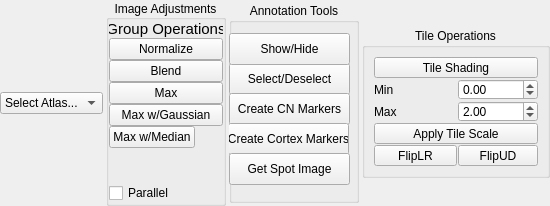
First picture: the form in acq4/analysis/modules/MosaicEditor/MosaicEditorTemplate.ui, repository pbmanis/acq4, before the edit.
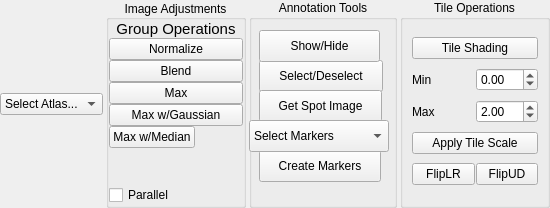
Second picture: the form after the edit.

Commit message: Adding more marker types and making definitions external to mosaic editor

The edit to the form file:
```diff
--- a/acq4/analysis/modules/MosaicEditor/MosaicEditorTemplate.ui
+++ b/acq4/analysis/modules/MosaicEditor/MosaicEditorTemplate.ui
@@ -7,7 +7,7 @@
     <x>0</x>
     <y>0</y>
     <width>550</width>
-    <height>206</height>
+    <height>208</height>
    </rect>
   </property>
   <property name="minimumSize">
@@ -18,7 +18,7 @@
   </property>
   <property name="maximumSize">
    <size>
-    <width>550</width>
+    <width>600</width>
     <height>16777215</height>
    </size>
   </property>
@@ -76,7 +76,7 @@
      </property>
      <property name="maximumSize">
       <size>
-       <width>120</width>
+       <width>140</width>
        <height>16777215</height>
       </size>
      </property>
@@ -182,16 +182,19 @@
     <widget class="QGroupBox" name="groupBox_3">
      <property name="minimumSize">
       <size>
-       <width>130</width>
+       <width>140</width>
        <height>0</height>
       </size>
      </property>
      <property name="maximumSize">
       <size>
-       <width>16777215</width>
-       <height>200</height>
+       <width>150</width>
+       <height>16777215</height>
       </size>
      </property>
+     <property name="autoFillBackground">
+      <bool>false</bool>
+     </property>
      <property name="title">
       <string>Annotation Tools</string>
      </property>
@@ -201,12 +204,18 @@
      <widget class="QPushButton" name="mosaicSelectVideos">
       <property name="geometry">
        <rect>
-        <x>0</x>
+        <x>10</x>
         <y>60</y>
-        <width>121</width>
+        <width>124</width>
         <height>32</height>
        </rect>
       </property>
+      <property name="maximumSize">
+       <size>
+        <width>140</width>
+        <height>16777215</height>
+       </size>
+      </property>
       <property name="text">
        <string>Select/Deselect</string>
       </property>
@@ -214,12 +223,18 @@
      <widget class="QPushButton" name="mosaicShowHide">
       <property name="geometry">
        <rect>
-        <x>0</x>
+        <x>10</x>
         <y>30</y>
         <width>121</width>
         <height>32</height>
        </rect>
       </property>
+      <property name="maximumSize">
+       <size>
+        <width>140</width>
+        <height>16777215</height>
+       </size>
+      </property>
       <property name="text">
        <string>Show/Hide</string>
       </property>
@@ -227,50 +242,131 @@
      <widget class="QPushButton" name="mosaicCreateCNMarkers">
       <property name="geometry">
        <rect>
-        <x>0</x>
-        <y>90</y>
-        <width>121</width>
-        <height>32</height>
-       </rect>
-      </property>
-      <property name="text">
-       <string>Create CN Markers</string>
-      </property>
-     </widget>
-     <widget class="QPushButton" name="mosaicCreateCortexMarkers">
-      <property name="geometry">
-       <rect>
-        <x>-1</x>
-        <y>120</y>
-        <width>121</width>
-        <height>32</height>
-       </rect>
-      </property>
-      <property name="text">
-       <string>Create Cortex Markers</string>
-      </property>
-     </widget>
-     <widget class="QPushButton" name="getSpotImage">
-      <property name="geometry">
-       <rect>
-        <x>0</x>
+        <x>10</x>
         <y>150</y>
-        <width>121</width>
+        <width>122</width>
         <height>32</height>
        </rect>
+      </property>
+      <property name="maximumSize">
+       <size>
+        <width>140</width>
+        <height>16777215</height>
+       </size>
+      </property>
+      <property name="text">
+       <string>Create Markers</string>
+      </property>
+     </widget>
+     <widget class="QPushButton" name="getSpotImage">
+      <property name="geometry">
+       <rect>
+        <x>10</x>
+        <y>90</y>
+        <width>123</width>
+        <height>32</height>
+       </rect>
+      </property>
+      <property name="maximumSize">
+       <size>
+        <width>140</width>
+        <height>16777215</height>
+       </size>
       </property>
       <property name="text">
        <string>Get Spot Image</string>
       </property>
      </widget>
+     <widget class="QComboBox" name="MosaicMarkersCombo">
+      <property name="geometry">
+       <rect>
+        <x>0</x>
+        <y>120</y>
+        <width>140</width>
+        <height>32</height>
+       </rect>
+      </property>
+      <property name="maximumSize">
+       <size>
+        <width>140</width>
+        <height>16777215</height>
+       </size>
+      </property>
+      <property name="currentText">
+       <string>Select Markers</string>
+      </property>
+      <property name="currentIndex">
+       <number>0</number>
+      </property>
+      <item>
+       <property name="text">
+        <string>Select Markers</string>
+       </property>
+      </item>
+      <item>
+       <property name="text">
+        <string>DCN Transstrial</string>
+       </property>
+      </item>
+      <item>
+       <property name="text">
+        <string>DCN Parasagittal</string>
+       </property>
+      </item>
+      <item>
+       <property name="text">
+        <string>DCN Coronal</string>
+       </property>
+      </item>
+      <item>
+       <property name="text">
+        <string>VCN Horizontal</string>
+       </property>
+      </item>
+      <item>
+       <property name="text">
+        <string>VCN Parasagittal</string>
+       </property>
+      </item>
+      <item>
+       <property name="text">
+        <string>VCN Coronal</string>
+       </property>
+      </item>
+      <item>
+       <property name="text">
+        <string>Cortex Coronal</string>
+       </property>
+      </item>
+      <item>
+       <property name="text">
+        <string>Cortex Horizontal</string>
+       </property>
+      </item>
+     </widget>
     </widget>
    </item>
    <item>
-    <widget class="QGroupBox" name="groupBox">
+    <widget class="QGroupBox" name="TileOpBox">
+     <property name="enabled">
+      <bool>true</bool>
+     </property>
+     <property name="sizePolicy">
+      <sizepolicy hsizetype="Preferred" vsizetype="Preferred">
+       <horstretch>0</horstretch>
+       <verstretch>0</verstretch>
+      </sizepolicy>
+     </property>
+     <property name="minimumSize">
+      <size>
+       <width>140</width>
+       <height>0</height>
+      </size>
+     </property>
      <property name="maximumSize">
       <size>
-       <width>16777215</width>
-       <height>150</height>
+       <width>150</width>
+       <height>167000</height>
       </size>
      </property>
      <property name="title">
@@ -280,7 +376,7 @@
       <set>Qt::AlignHCenter|Qt::AlignTop</set>
      </property>
      <property name="flat">
-      <bool>true</bool>
+      <bool>false</bool>
      </property>
      <property name="checkable">
       <bool>false</bool>
```
Left out of the diff: 8 changed lines with no effect on the pictures. The commit also changes 2 other files.
